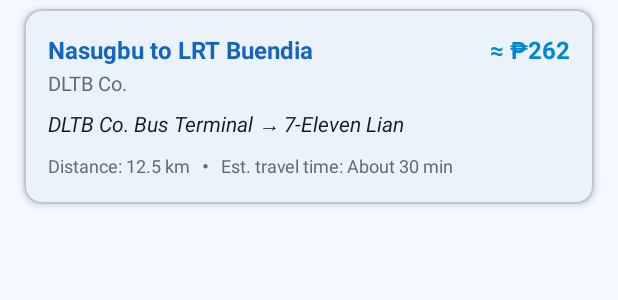
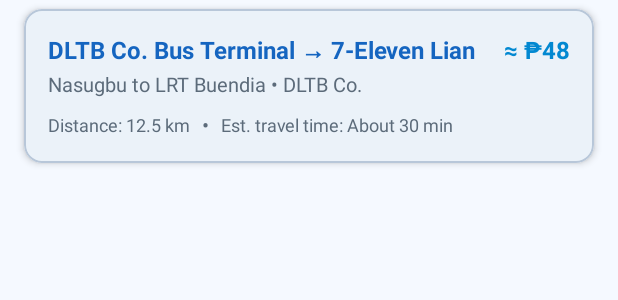
Before and after one commit to angelafdL/NasBus-Transit-System, an Android app: the layout item_segment_result.xml on its own in the app's theme, with its tools: preview values and no code run, on a phone screen of 412 x 824 dp. Shown: the top 300 px of the screen. Run offline under Robolectric (Android 15) with nearby library versions, the phone set to English and light mode, and no system bars.

Commit message:
Show From/To route title on map and results.

```diff
--- a/app/src/main/java/com/nasbus/app/ui/home/SegmentResultAdapter.kt
+++ b/app/src/main/java/com/nasbus/app/ui/home/SegmentResultAdapter.kt
@@ -33,9 +33,8 @@ class SegmentResultAdapter(
     ) : RecyclerView.ViewHolder(binding.root) {
 
         fun bind(item: SegmentResult) {
-            binding.tvRouteName.text = item.routeName
-            binding.tvCompanyName.text = item.companyName
-            binding.tvSegmentStops.text = "${item.fromStopName} → ${item.toStopName}"
+            binding.tvTripTitle.text = "${item.fromStopName} → ${item.toStopName}"
+            binding.tvRouteCompanySubtitle.text = "${item.routeName} • ${item.companyName}"
             binding.tvDistance.text = "Distance: ${String.format(Locale.US, "%.1f", item.segmentDistanceKm)} km"
 
             val estimatedFarePesos = item.segmentFare.roundToInt()
--- a/app/src/main/res/layout/item_segment_result.xml
+++ b/app/src/main/res/layout/item_segment_result.xml
@@ -25,14 +25,16 @@
             android:orientation="horizontal">
 
             <TextView
-                android:id="@+id/tv_route_name"
+                android:id="@+id/tv_trip_title"
                 android:layout_width="0dp"
                 android:layout_height="wrap_content"
                 android:layout_weight="1"
+                android:ellipsize="end"
+                android:maxLines="2"
                 android:textColor="?attr/colorPrimary"
                 android:textSize="16sp"
                 android:textStyle="bold"
-                tools:text="Nasugbu to LRT Buendia" />
+                tools:text="DLTB Co. Bus Terminal → 7-Eleven Lian" />
 
             <TextView
                 android:id="@+id/tv_fare"
@@ -41,28 +43,18 @@
                 android:textColor="?attr/colorSecondary"
                 android:textSize="16sp"
                 android:textStyle="bold"
-                tools:text="≈ ₱262" />
+                tools:text="≈ ₱48" />
 
         </LinearLayout>
 
         <TextView
-            android:id="@+id/tv_company_name"
+            android:id="@+id/tv_route_company_subtitle"
             android:layout_width="match_parent"
             android:layout_height="wrap_content"
             android:layout_marginTop="2dp"
             android:textColor="?attr/colorOnSurfaceVariant"
             android:textSize="13sp"
-            tools:text="DLTB Co." />
-
-        <TextView
-            android:id="@+id/tv_segment_stops"
-            android:layout_width="match_parent"
-            android:layout_height="wrap_content"
-            android:layout_marginTop="8dp"
-            android:textColor="?attr/colorOnSurface"
-            android:textSize="14sp"
-            android:textStyle="italic"
-            tools:text="DLTB Co. Bus Terminal → 7-Eleven Lian" />
+            tools:text="Nasugbu to LRT Buendia • DLTB Co." />
 
         <LinearLayout
             android:layout_width="match_parent"
```
Also changed, not shown: app/src/main/java/com/nasbus/app/ui/map/RouteMapFragment.kt (+10 -2 lines), app/src/main/java/com/nasbus/app/ui/map/RouteMapViewModel.kt (+12 -11 lines).
